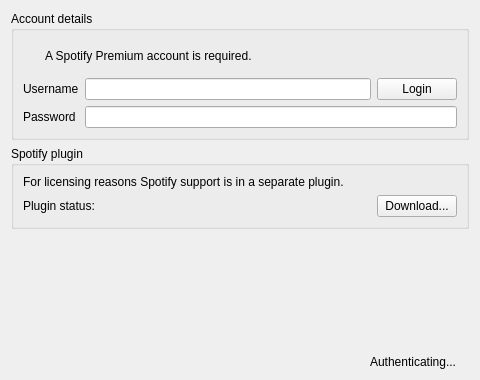
Above: src/internet/spotifysettingspage.ui from clementine-player/Clementine before the change. Below: the same form after it.
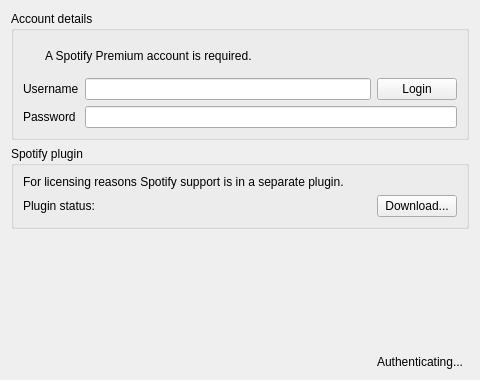
That is the form after the change. Icons and pictures are not drawn. Custom widgets are drawn as their Qt base class.

Commit message: Make the BusyIndicator contain a label too

```diff
--- a/src/internet/spotifysettingspage.ui
+++ b/src/internet/spotifysettingspage.ui
@@ -240,7 +240,7 @@
  <customwidgets>
   <customwidget>
    <class>BusyIndicator</class>
-   <extends>QLabel</extends>
+   <extends>QWidget</extends>
    <header>widgets/busyindicator.h</header>
   </customwidget>
  </customwidgets>
```
The commit also changes 12 other files.
